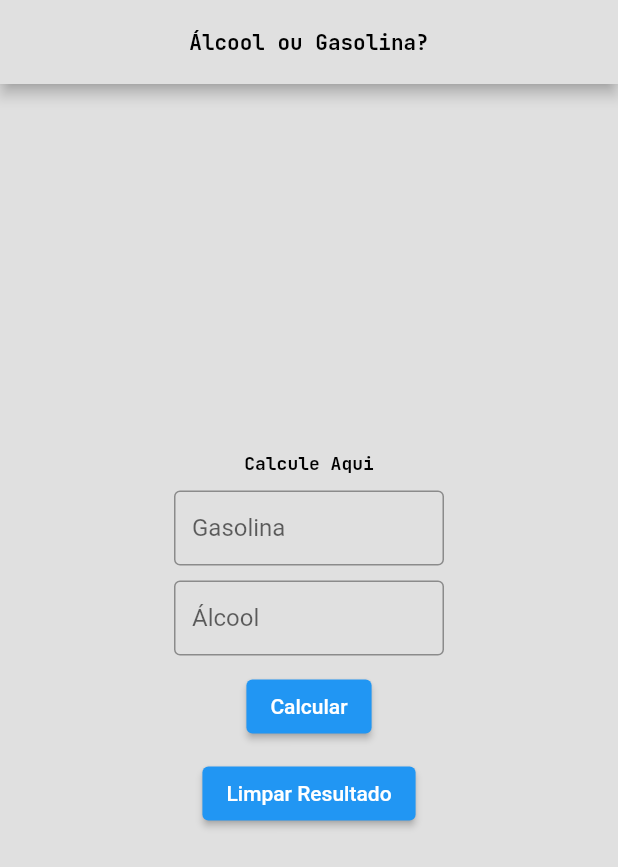
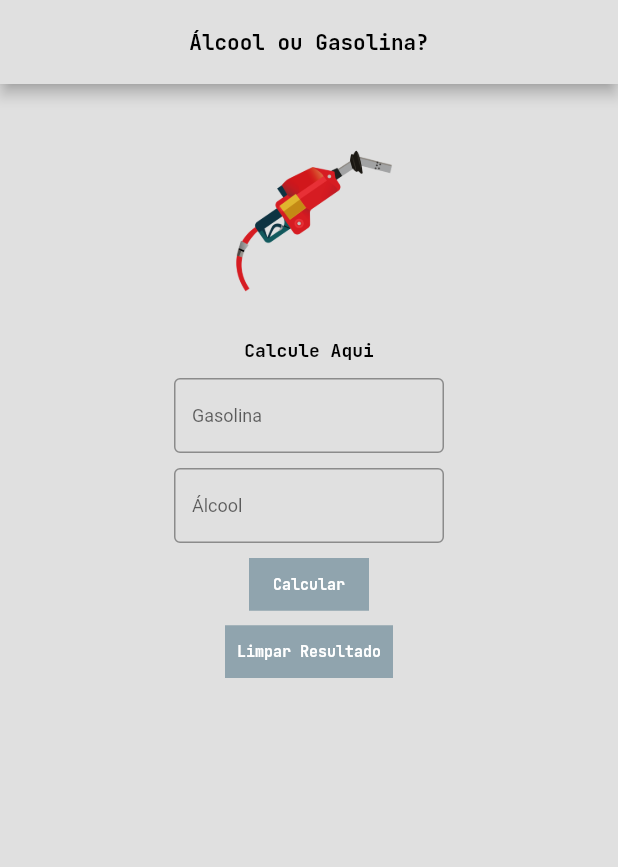
Before and after one commit to Victor-Zarzar/alcool_ou_gasolina, a Flutter app: the HomePage screen opened directly, on a phone screen of 412 x 824 dp. Shown: the top 867 px of the screen. Run offline on Flutter 3.47's test engine with Material 3 defaults, Android fonts, the phone set to English and light mode, and no system bars; drawn by our look-alikes of getwidget; our stand-ins replace google_fonts.

Commit message:
Refactor: homepage

```diff
--- a/lib/components/AppTheme/app_theme.dart
+++ b/lib/components/AppTheme/app_theme.dart
@@ -11,6 +11,8 @@ class TextColor  {
   TextColor._();
 
   static Color get primaryColor => const Color(0XFF000000);
+
+  static Color get secondaryColor => const Color(0xFFFFFFFF);
 }
 
 class ColorFilterIntro {
@@ -36,3 +38,9 @@ class Active {
 
   static Color get primaryColor => const Color(0xFF303030);
 }
+
+class ButtonColor {
+  ButtonColor._();
+
+  static Color get primaryColor => const Color(0xFF90A4AE);
+}
--- a/lib/pages/HomePage/home_page.dart
+++ b/lib/pages/HomePage/home_page.dart
@@ -95,18 +95,23 @@ class _HomePageState extends State<HomePage> {
           ),
         ),
       ),
-      body: Padding(
-        padding: const EdgeInsets.all(20.0),
+      body: SingleChildScrollView(
         child: Column(
           mainAxisAlignment: MainAxisAlignment.center,
           children: [
+            const SizedBox(height: 20),
+            Image.asset("assets/imageone.png",
+            height: 140,
+            width: 190,
+            ),
+            const SizedBox(height: 10),
             Text(
               'Calcule Aqui',
               style: GoogleFonts.jetBrainsMono(
-                textStyle: const TextStyle(
+                textStyle: TextStyle(
                   fontSize: 12,
                   fontWeight: FontWeight.bold,
-                  color: Colors.black,
+                  color: TextColor.primaryColor,
                 ),
               ),
             ),
@@ -121,6 +126,9 @@ class _HomePageState extends State<HomePage> {
                       const TextInputType.numberWithOptions(decimal: true),
                   decoration: const InputDecoration(
                     labelText: 'Gasolina',
+                    labelStyle: TextStyle(
+                      fontSize: 12,
+                    ),
                     border: OutlineInputBorder(),
                   ),
                 ),
@@ -136,19 +144,42 @@ class _HomePageState extends State<HomePage> {
                     const TextInputType.numberWithOptions(decimal: true),
                 decoration: const InputDecoration(
                   labelText: 'Álcool',
+                  labelStyle: TextStyle(
+                    fontSize: 12,
+                  ),
                   border: OutlineInputBorder(),
                 ),
               ),
             ),
             const SizedBox(height: 10),
-            ElevatedButton(
+            GFButton(
+              color: ButtonColor.primaryColor,
+              shape: GFButtonShape.square,
               onPressed: loading ? null : handleCalc,
-              child: const Text('Calcular'),
+              child: Text('Calcular',
+                  style: GoogleFonts.jetBrainsMono(
+                    textStyle: TextStyle(
+                      fontSize: 10,
+                      fontWeight: FontWeight.bold,
+                      color: TextColor.secondaryColor,
+                    ),
+                  )),
             ),
             const SizedBox(height: 10),
-            ElevatedButton(
+            GFButton(
+              color: ButtonColor.primaryColor,
+              shape: GFButtonShape.square,
               onPressed: clearResult,
-              child: const Text('Limpar Resultado'),
+              child: Text(
+                'Limpar Resultado',
+                style: GoogleFonts.jetBrainsMono(
+                  textStyle: TextStyle(
+                    fontSize: 10,
+                    fontWeight: FontWeight.bold,
+                    color: TextColor.secondaryColor,
+                  ),
+                ),
+              ),
             ),
             const SizedBox(height: 10),
             Text(resultText),
```
